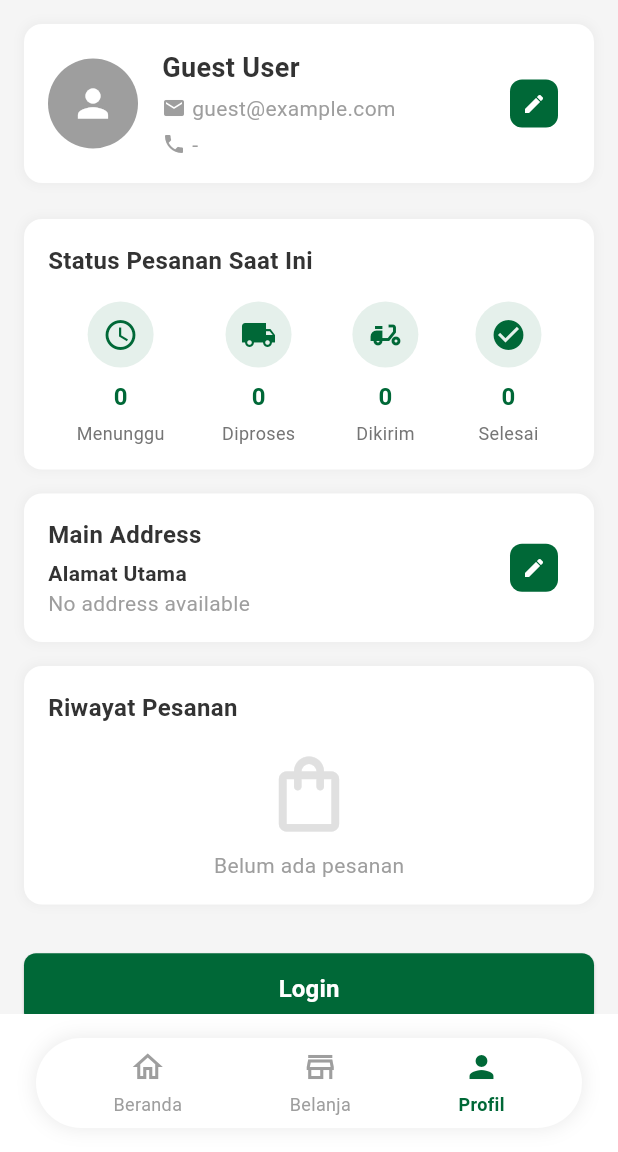
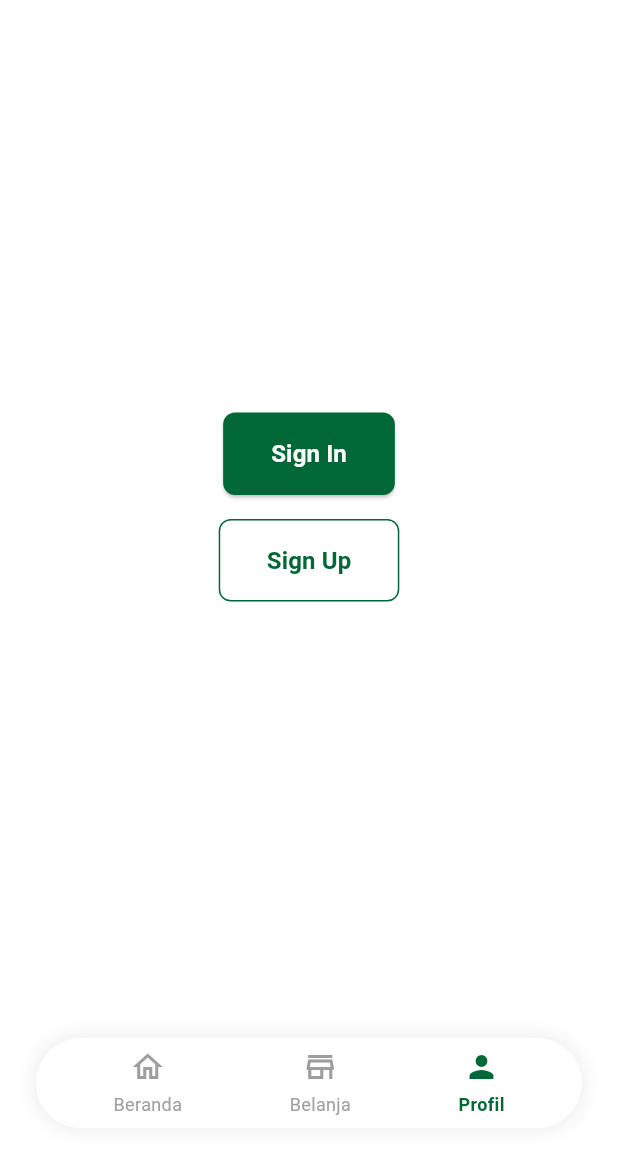
Before and after one commit to Rifaiiii04/HijauLokaApps, a Flutter app: the screen it shows after launch, item 3 of the bottom bar chosen, on a phone screen of 412 x 824 dp, the part 84-1236 px from its top. Run offline on Flutter 3.47's test engine with Material 3 defaults, Android fonts, the phone set to English and light mode, and no system bars; our stand-ins replace shared_preferences; accounts and stored records are empty; network calls fail; Roboto replaces fonts that are missing (Poppins).

Commit message:
feat: update dependencies and enhance profile screen
- Added new dependencies for Facebook and Google authentication, as well as secure storage.
- Enhanced the `ProfileScreen` to include user login/logout functionality with improved UI elements.
- Updated platform-specific plugin registrations for secure storage across Linux, macOS, and Windows.
- Cleaned up code formatting for better readability.

```diff
--- a/lib/screens/profile/profile_screen.dart
+++ b/lib/screens/profile/profile_screen.dart
@@ -101,9 +101,7 @@ class _ProfileScreenState extends State<ProfileScreen> {
     if (_isLoading) {
       return Scaffold(
         appBar: const AppHeader(),
-        body: const Center(
-          child: CircularProgressIndicator(),
-        ),
+        body: const Center(child: CircularProgressIndicator()),
       );
     }
 
@@ -130,15 +128,62 @@ class _ProfileScreenState extends State<ProfileScreen> {
       );
     }
 
-    // Create a default user if not logged in
-    final displayUser = _user ?? User(
-      id: 0,
-      name: 'Guest User',
-      email: 'guest@example.com',
-      phone: '-',
-      address: 'No address available',
+    // Jika user belum login, hanya tampil tombol Sign In dan Sign Up
+    if (_user == null) {
+      return Scaffold(
+        appBar: const AppHeader(),
+        body: Center(
+          child: Column(
+            mainAxisAlignment: MainAxisAlignment.center,
+            children: [
+              ElevatedButton(
+                onPressed: () {
+                  Navigator.pushNamed(context, '/login');
+                },
+                style: ElevatedButton.styleFrom(
+                  backgroundColor: AppTheme.primaryColor,
+                  foregroundColor: Colors.white,
+                  padding: const EdgeInsets.symmetric(
+                    vertical: 16,
+                    horizontal: 32,
+                  ),
+                  shape: RoundedRectangleBorder(
+                    borderRadius: BorderRadius.circular(8),
+                  ),
+                ),
+                child: const Text(
+                  'Sign In',
+                  style: TextStyle(fontSize: 16, fontWeight: FontWeight.bold),
+                ),
+              ),
+              const SizedBox(height: 16),
+              OutlinedButton(
+                onPressed: () {
+                  Navigator.pushNamed(context, '/register');
+                },
+                style: OutlinedButton.styleFrom(
+                  foregroundColor: AppTheme.primaryColor,
+                  side: BorderSide(color: AppTheme.primaryColor),
+                  padding: const EdgeInsets.symmetric(
+                    vertical: 16,
+                    horizontal: 32,
+                  ),
+                  shape: RoundedRectangleBorder(
+                    borderRadius: BorderRadius.circular(8),
+                  ),
+                ),
+                child: const Text(
+                  'Sign Up',
+                  style: TextStyle(fontSize: 16, fontWeight: FontWeight.bold),
+                ),
+              ),
+            ],
+          ),
+        ),
       );
+    }
 
+    // Jika user sudah login, tampilkan data user seperti biasa
     return Scaffold(
       backgroundColor: Colors.grey[100],
       appBar: const AppHeader(),
@@ -149,39 +194,49 @@ class _ProfileScreenState extends State<ProfileScreen> {
             crossAxisAlignment: CrossAxisAlignment.start,
             children: [
               // User Profile Card
-              ProfileCard(user: displayUser),
+              ProfileCard(user: _user!),
 
               // Order Status
               const OrderStatusSection(),
 
               // Main Address
-              MainAddressSection(user: displayUser),
+              MainAddressSection(user: _user!),
 
               // Shipping Addresses
-              if (_user != null) ShippingAddressesSection(
+              ShippingAddressesSection(
                 addresses: _addresses,
                 onAddressDeleted: (int addressId) async {
                   try {
-                    final result = await _addressService.deleteShippingAddress(addressId);
+                    final result = await _addressService.deleteShippingAddress(
+                      addressId,
+                    );
                     if (result['success'] == true) {
                       ScaffoldMessenger.of(context).showSnackBar(
-                        const SnackBar(content: Text('Address deleted successfully')),
+                        const SnackBar(
+                          content: Text('Address deleted successfully'),
+                        ),
                       );
                       _loadUserData();
                     } else {
                       ScaffoldMessenger.of(context).showSnackBar(
-                        SnackBar(content: Text(result['message'] ?? 'Failed to delete address')),
+                        SnackBar(
+                          content: Text(
+                            result['message'] ?? 'Failed to delete address',
+                          ),
+                        ),
                       );
                     }
                   } catch (e) {
-                    ScaffoldMessenger.of(context).showSnackBar(
-                      SnackBar(content: Text('Error: $e')),
-                    );
+                    ScaffoldMessenger.of(
+                      context,
+                    ).showSnackBar(SnackBar(content: Text('Error: $e')));
                   }
                 },
                 onSetPrimary: (int addressId) async {
                   try {
-                    final result = await _addressService.setPrimaryAddress(addressId);
+                    final result = await _addressService.setPrimaryAddress(
+                      addressId,
+                    );
                     if (result['success'] == true) {
                       ScaffoldMessenger.of(context).showSnackBar(
                         const SnackBar(content: Text('Address set as primary')),
@@ -189,13 +244,17 @@ class _ProfileScreenState extends State<ProfileScreen> {
                       _loadUserData();
                     } else {
                       ScaffoldMessenger.of(context).showSnackBar(
-                        SnackBar(content: Text(result['message'] ?? 'Failed to set as primary')),
+                        SnackBar(
+                          content: Text(
+                            result['message'] ?? 'Failed to set as primary',
+                          ),
+                        ),
                       );
                     }
                   } catch (e) {
-                    ScaffoldMessenger.of(context).showSnackBar(
-                      SnackBar(content: Text('Error: $e')),
-                    );
+                    ScaffoldMessenger.of(
+                      context,
+                    ).showSnackBar(SnackBar(content: Text('Error: $e')));
                   }
                 },
                 onAddressAdded: _loadUserData,
@@ -206,9 +265,13 @@ class _ProfileScreenState extends State<ProfileScreen> {
 
               // Login/Logout Button
               Container(
-                margin: const EdgeInsets.symmetric(horizontal: 16, vertical: 24),
+                margin: const EdgeInsets.symmetric(
+                  horizontal: 16,
+                  vertical: 24,
+                ),
                 width: double.infinity,
-                child: _user == null
+                child:
+                    _user == null
                         ? ElevatedButton(
                           onPressed: () {
                             Navigator.pushNamed(context, '/login');
@@ -233,16 +296,21 @@ class _ProfileScreenState extends State<ProfileScreen> {
                           onPressed: () async {
                             final confirmed = await showDialog<bool>(
                               context: context,
-                            builder: (context) => AlertDialog(
+                              builder:
+                                  (context) => AlertDialog(
                                     title: const Text('Logout'),
-                              content: const Text('Are you sure you want to logout?'),
+                                    content: const Text(
+                                      'Are you sure you want to logout?',
+                                    ),
                                     actions: [
                                       TextButton(
-                                  onPressed: () => Navigator.pop(context, false),
+                                        onPressed:
+                                            () => Navigator.pop(context, false),
                                         child: const Text('Cancel'),
                                       ),
                                       TextButton(
-                                  onPressed: () => Navigator.pop(context, true),
+                                        onPressed:
+                                            () => Navigator.pop(context, true),
                                         child: const Text('Logout'),
                                       ),
                                     ],
@@ -254,7 +322,9 @@ class _ProfileScreenState extends State<ProfileScreen> {
                               if (!mounted) return;
 
                               ScaffoldMessenger.of(context).showSnackBar(
-                              const SnackBar(content: Text('Logged out successfully')),
+                                const SnackBar(
+                                  content: Text('Logged out successfully'),
+                                ),
                               );
 
                               // Refresh the screen to show login button
--- a/pubspec.yaml
+++ b/pubspec.yaml
@@ -1,6 +1,6 @@
 name: hijauloka
 description: "A new Flutter project."
-publish_to: 'none'
+publish_to: "none"
 version: 0.1.0
 
 environment:
@@ -16,6 +16,9 @@ dependencies:
   cached_network_image: ^3.2.3
   intl: ^0.18.1
   url_launcher: ^6.1.14
+  form_field_validator: ^1.1.0
+  google_sign_in: ^6.1.5
+  flutter_facebook_auth: ^6.0.4
 
 dev_dependencies:
   flutter_test:
```
Also changed, not shown: pubspec.lock, 5 other files. Lines whose indentation alone changed are shown as unchanged.
